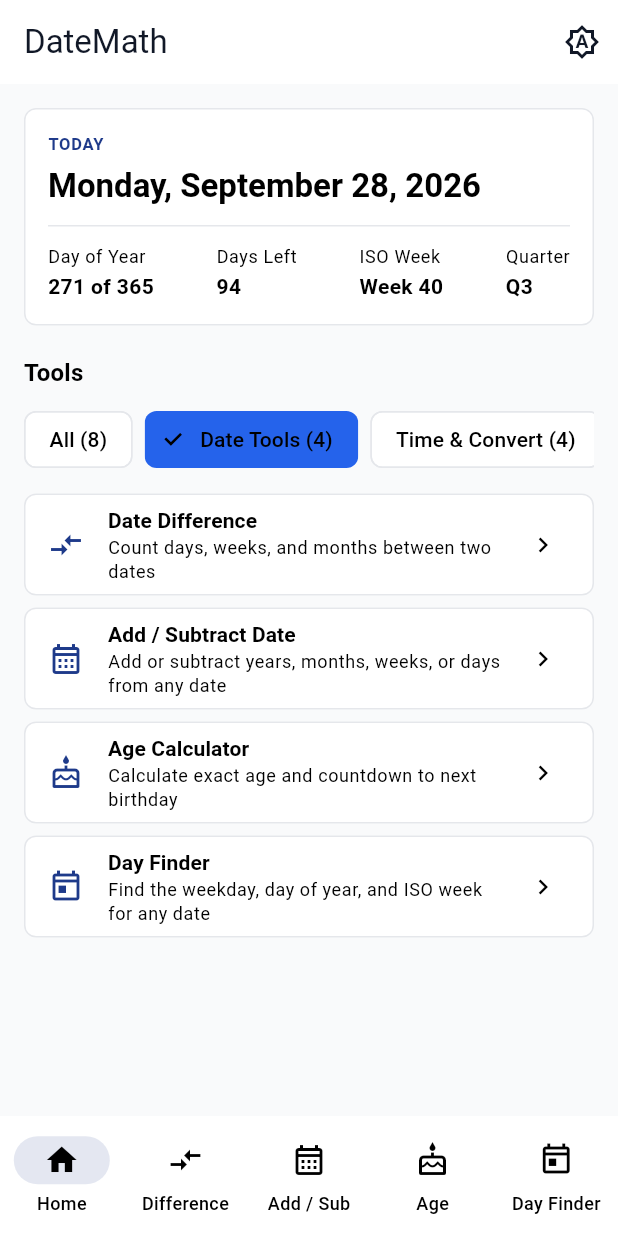
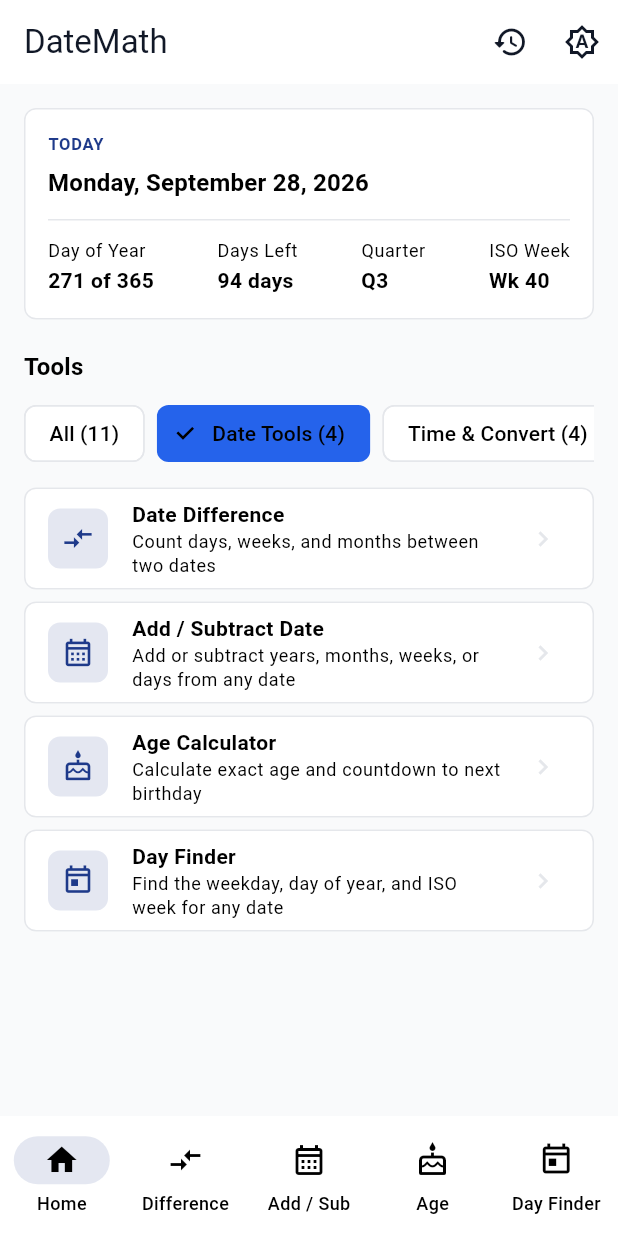
Before and after one commit to ysamaila/DateMath, a Flutter app: the screen it shows after launch, after a tap on "Date Tools (4)", on a phone screen of 412 x 824 dp. Run offline on Flutter 3.47's test engine with Material 3 defaults, Android fonts, the light colour scheme and no system bars; our stand-ins replace shared_preferences.

Commit message:
feat(home): integrate 11 tools, Work & Planning chips, History AppBar action, and update tests

```diff
--- a/lib/features/home/home_screen.dart
+++ b/lib/features/home/home_screen.dart
@@ -1,21 +1,28 @@
 import 'package:flutter/material.dart';
+import '../../app/controllers/history_controller.dart';
 import '../../app/controllers/theme_controller.dart';
 import '../../core/services/date_calculation_service.dart';
 import '../add_subtract_date/add_subtract_date_screen.dart';
 import '../age_calculator/age_calculator_screen.dart';
+import '../business_days/business_days_screen.dart';
 import '../date_difference/date_difference_screen.dart';
 import '../day_finder/day_finder_screen.dart';
 import '../duration_converter/duration_converter_screen.dart';
+import '../history_presets/history_presets_screen.dart';
+import '../milestone_countdown/milestone_countdown_screen.dart';
+import '../recurrence_planner/recurrence_planner_screen.dart';
 import '../time_math/time_math_screen.dart';
 import '../twelve_twenty_four/twelve_twenty_four_screen.dart';
 import '../world_time_offsets/world_time_offsets_screen.dart';
 
 class HomeScreen extends StatefulWidget {
   final ThemeController themeController;
+  final HistoryController? historyController;
 
   const HomeScreen({
     super.key,
     required this.themeController,
+    this.historyController,
   });
 
   @override
@@ -30,6 +37,7 @@ class _HomeScreenState extends State<HomeScreen> {
     final screens = [
       _DashboardView(
         themeController: widget.themeController,
+        historyController: widget.historyController,
         onNavigateToTab: (index) {
           setState(() {
             _selectedNavIndex = index;
@@ -88,10 +96,12 @@ class _HomeScreenState extends State<HomeScreen> {
 
 class _DashboardView extends StatefulWidget {
   final ThemeController themeController;
+  final HistoryController? historyController;
   final ValueChanged<int> onNavigateToTab;
 
   const _DashboardView({
     required this.themeController,
+    this.historyController,
     required this.onNavigateToTab,
   });
 
@@ -100,7 +110,7 @@ class _DashboardView extends StatefulWidget {
 }
 
 class _DashboardViewState extends State<_DashboardView> {
-  int _categoryIndex = 0; // 0: All, 1: Date Tools, 2: Time & Convert
+  int _categoryIndex = 0; // 0: All, 1: Date Tools, 2: Time & Convert, 3: Work & Planning
 
   void _navigateToScreen(Widget screen) {
     Navigator.of(context).push(
@@ -115,11 +125,22 @@ class _DashboardViewState extends State<_DashboardView> {
 
     final showDateTools = _categoryIndex == 0 || _categoryIndex == 1;
     final showTimeTools = _categoryIndex == 0 || _categoryIndex == 2;
+    final showWorkTools = _categoryIndex == 0 || _categoryIndex == 3;
 
     return Scaffold(
       appBar: AppBar(
         title: const Text('DateMath'),
         actions: [
+          if (widget.historyController != null)
+            IconButton(
+              icon: const Icon(Icons.history_rounded),
+              tooltip: 'Calculation History',
+              onPressed: () => _navigateToScreen(
+                HistoryPresetsScreen(
+                  historyController: widget.historyController!,
+                ),
+              ),
+            ),
           IconButton(
             icon: Icon(
               widget.themeController.themeMode == ThemeMode.dark
@@ -159,7 +180,7 @@ class _DashboardViewState extends State<_DashboardView> {
                   const SizedBox(height: 6),
                   Text(
                     today.formattedDate,
-                    style: theme.textTheme.titleLarge?.copyWith(
+                    style: theme.textTheme.titleMedium?.copyWith(
                       fontWeight: FontWeight.bold,
                     ),
                   ),
@@ -175,15 +196,15 @@ class _DashboardViewState extends State<_DashboardView> {
                       ),
                       _StatColumn(
                         label: 'Days Left',
-                        value: '${today.daysRemainingInYear}',
-                      ),
-                      _StatColumn(
-                        label: 'ISO Week',
-                        value: 'Week ${today.isoWeekNumber}',
+                        value: '${today.daysRemainingInYear} days',
                       ),
                       _StatColumn(
                         label: 'Quarter',
                         value: 'Q${today.quarter}',
+                      ),
+                      _StatColumn(
+                        label: 'ISO Week',
+                        value: 'Wk ${today.isoWeekNumber}',
                       ),
                     ],
                   ),
@@ -213,7 +234,7 @@ class _DashboardViewState extends State<_DashboardView> {
             child: Row(
               children: [
                 FilterChip(
-                  label: const Text('All (8)'),
+                  label: const Text('All (11)'),
                   selected: _categoryIndex == 0,
                   onSelected: (_) => setState(() => _categoryIndex = 0),
                 ),
@@ -229,12 +250,18 @@ class _DashboardViewState extends State<_DashboardView> {
                   selected: _categoryIndex == 2,
                   onSelected: (_) => setState(() => _categoryIndex = 2),
                 ),
+                const SizedBox(width: 8),
+                FilterChip(
+                  label: const Text('Work & Planning (3)'),
+                  selected: _categoryIndex == 3,
+                  onSelected: (_) => setState(() => _categoryIndex = 3),
+                ),
               ],
             ),
           ),
           const SizedBox(height: 12),
 
-          // Date Tools
+          // Date Tools (Release 1)
           if (showDateTools) ...[
             _ToolTile(
               title: 'Date Difference',
@@ -263,7 +290,7 @@ class _DashboardViewState extends State<_DashboardView> {
               icon: Icons.today_outlined,
               onTap: () => widget.onNavigateToTab(4),
             ),
-            if (showTimeTools) const SizedBox(height: 8),
+            if (showTimeTools || showWorkTools) const SizedBox(height: 8),
           ],
 
           // Time & Conversion Tools (Release 2)
@@ -298,6 +325,44 @@ class _DashboardViewState extends State<_DashboardView> {
               icon: Icons.public_rounded,
               iconColor: Colors.teal.shade700,
               onTap: () => _navigateToScreen(const WorldTimeOffsetsScreen()),
+            ),
+            if (showWorkTools) const SizedBox(height: 8),
+          ],
+
+          // Work, History & Planning Tools (Release 3, 4, 5)
+          if (showWorkTools) ...[
+            _ToolTile(
+              title: 'Business Days',
+              subtitle: 'Calculate working days, exclude custom weekends and holidays',
+              icon: Icons.business_center_rounded,
+              iconColor: Colors.indigo.shade600,
+              onTap: () => _navigateToScreen(
+                BusinessDaysScreen(historyController: widget.historyController),
+              ),
+            ),
+            const SizedBox(height: 8),
+            _ToolTile(
+              title: 'Milestone Countdown',
+              subtitle: 'Track deadlines, target dates, and countdown progress',
+              icon: Icons.flag_circle_rounded,
+              iconColor: Colors.deepOrange.shade600,
+              onTap: () => _navigateToScreen(
+                MilestoneCountdownScreen(
+                  historyController: widget.historyController,
+                ),
+              ),
+            ),
+            const SizedBox(height: 8),
+            _ToolTile(
+              title: 'Recurrence Planner',
+              subtitle: 'Generate repeating meeting schedules and event occurrences',
+              icon: Icons.event_repeat_rounded,
+              iconColor: Colors.green.shade700,
+              onTap: () => _navigateToScreen(
+                RecurrencePlannerScreen(
+                  historyController: widget.historyController,
+                ),
+              ),
             ),
           ],
         ],
@@ -365,17 +430,22 @@ class _ToolTile extends StatelessWidget {
         side: BorderSide(color: theme.colorScheme.outlineVariant),
       ),
       child: ListTile(
-        shape: RoundedRectangleBorder(
-          borderRadius: BorderRadius.circular(8),
-        ),
-        leading: Icon(
-          icon,
-          color: iconColor ?? theme.colorScheme.primary,
-          size: 24,
+        leading: Container(
+          width: 40,
+          height: 40,
+          decoration: BoxDecoration(
+            color: (iconColor ?? theme.colorScheme.primary).withValues(alpha: 0.12),
+            borderRadius: BorderRadius.circular(8),
+          ),
+          child: Icon(
+            icon,
+            color: iconColor ?? theme.colorScheme.primary,
+            size: 22,
+          ),
         ),
         title: Text(
           title,
-          style: theme.textTheme.titleSmall?.copyWith(
+          style: theme.textTheme.bodyMedium?.copyWith(
             fontWeight: FontWeight.w600,
           ),
         ),
@@ -385,9 +455,10 @@ class _ToolTile extends StatelessWidget {
             color: theme.colorScheme.onSurfaceVariant,
           ),
         ),
-        trailing: const Icon(
+        trailing: Icon(
           Icons.chevron_right,
           size: 20,
+          color: theme.colorScheme.outline,
         ),
         onTap: onTap,
       ),
--- a/lib/main.dart
+++ b/lib/main.dart
@@ -1,20 +1,33 @@
 import 'package:flutter/material.dart';
+import 'package:shared_preferences/shared_preferences.dart';
+import 'app/controllers/history_controller.dart';
 import 'app/controllers/theme_controller.dart';
 import 'app/theme/app_theme.dart';
+import 'core/services/history_service.dart';
 import 'features/home/home_screen.dart';
 
 void main() async {
   WidgetsFlutterBinding.ensureInitialized();
   final themeController = ThemeController();
-  runApp(DateMathApp(themeController: themeController));
+  final prefs = await SharedPreferences.getInstance();
+  final historyService = HistoryService(prefs: prefs);
+  final historyController = HistoryController(service: historyService);
+  await historyController.init();
+
+  runApp(DateMathApp(
+    themeController: themeController,
+    historyController: historyController,
+  ));
 }
 
 class DateMathApp extends StatelessWidget {
   final ThemeController themeController;
+  final HistoryController historyController;
 
   const DateMathApp({
     super.key,
     required this.themeController,
+    required this.historyController,
   });
 
   @override
@@ -28,7 +41,10 @@ class DateMathApp extends StatelessWidget {
           theme: AppTheme.lightTheme,
           darkTheme: AppTheme.darkTheme,
           themeMode: themeController.themeMode,
-          home: HomeScreen(themeController: themeController),
+          home: HomeScreen(
+            themeController: themeController,
+            historyController: historyController,
+          ),
         );
       },
     );
```
Also changed, not shown: 2 other files.
